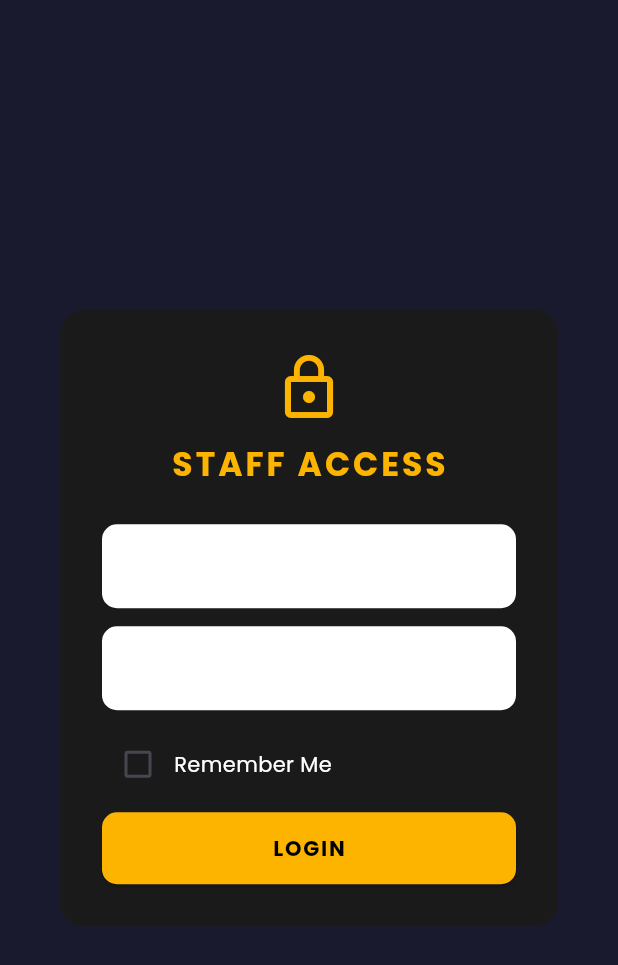
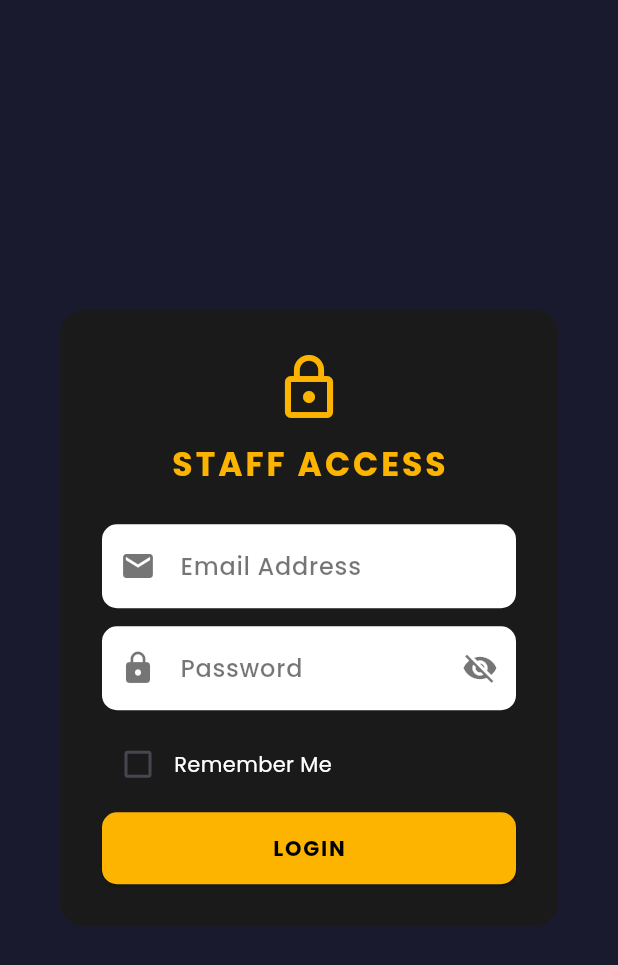
Before and after one commit to singsationglobal/admindashboard, a Flutter app: the AdminLoginDialog widget shown alone on an empty page, opened directly, on a phone screen of 412 x 824 dp. Shown: the top 965 px of the screen. Run offline on Flutter 3.47's test engine with Material 3 defaults, Android fonts, the phone set to English and light mode, and no system bars; our stand-ins replace file_picker, google_fonts, image_picker, shared_preferences; missing offline and left inert: dart:html, dart:ui_web; accounts and stored records are empty; network calls fail.

Commit message:
Update admin_login_dialog.dart

```diff
--- a/lib/widgets/admin_login_dialog.dart
+++ b/lib/widgets/admin_login_dialog.dart
@@ -13,7 +13,7 @@ class _AdminLoginDialogState extends State<AdminLoginDialog> {
   final _password = TextEditingController();
   bool _loading = false;
   bool _obscure = true;
-  bool _rememberMe = false; // Added for Remember Me functionality
+  bool _rememberMe = false;
 
   @override
   void dispose() {
@@ -56,8 +56,7 @@ class _AdminLoginDialogState extends State<AdminLoginDialog> {
         child: Column(
           mainAxisSize: MainAxisSize.min,
           children: [
-            const Icon(Icons.lock_outline,
-                color: Color(0xFFFDB400), size: 48),
+            const Icon(Icons.lock_outline, color: Color(0xFFFDB400), size: 48),
             const SizedBox(height: 12),
             const Text(
               'STAFF ACCESS',
@@ -70,35 +69,49 @@ class _AdminLoginDialogState extends State<AdminLoginDialog> {
             ),
             const SizedBox(height: 24),
 
-            // FIX 1: AutofillGroup triggers browser/PC password managers to save credentials
             AutofillGroup(
               child: Column(
                 children: [
+                  // ─── EMAIL FIELD (Black text on White background) ───
                   TextField(
                     controller: _email,
                     autofillHints: const [AutofillHints.username],
-                    style: const TextStyle(color: Colors.white),
+                    keyboardType: TextInputType.emailAddress,
+                    style: const TextStyle(color: Colors.black, fontWeight: FontWeight.w500),
                     decoration: const InputDecoration(
-                      hintText: 'Email',
-                      hintStyle: TextStyle(color: Colors.white54),
-                      prefixIcon: Icon(Icons.email, color: Colors.white54),
+                      hintText: 'Email Address',
+                      hintStyle: TextStyle(color: Colors.black54),
+                      prefixIcon: Icon(Icons.email, color: Colors.black54),
+                      filled: true,
+                      fillColor: Colors.white, // GUARANTEE: White background so black text is visible
+                      border: OutlineInputBorder(
+                        borderRadius: BorderRadius.all(Radius.circular(10)),
+                        borderSide: BorderSide.none,
+                      ),
                     ),
-                    keyboardType: TextInputType.emailAddress,
                   ),
                   const SizedBox(height: 12),
+
+                  // ─── PASSWORD FIELD (Black text on White background + Eye Icon) ───
                   TextField(
                     controller: _password,
                     autofillHints: const [AutofillHints.password],
                     obscureText: _obscure,
-                    style: const TextStyle(color: Colors.white),
+                    style: const TextStyle(color: Colors.black, fontWeight: FontWeight.w500),
                     decoration: InputDecoration(
                       hintText: 'Password',
-                      hintStyle: const TextStyle(color: Colors.white54),
-                      prefixIcon: const Icon(Icons.key, color: Colors.white54),
+                      hintStyle: const TextStyle(color: Colors.black54),
+                      prefixIcon: const Icon(Icons.lock, color: Colors.black54),
+                      filled: true,
+                      fillColor: Colors.white, // GUARANTEE: White background so black text is visible
+                      border: const OutlineInputBorder(
+                        borderRadius: BorderRadius.all(Radius.circular(10)),
+                        borderSide: BorderSide.none,
+                      ),
                       suffixIcon: IconButton(
                         icon: Icon(
                           _obscure ? Icons.visibility_off : Icons.visibility,
-                          color: Colors.white54,
+                          color: Colors.black54, // Eye icon matches the dark text theme
                         ),
                         onPressed: () => setState(() => _obscure = !_obscure),
                       ),
@@ -110,7 +123,7 @@ class _AdminLoginDialogState extends State<AdminLoginDialog> {
 
             const SizedBox(height: 12),
 
-            // FIX 2: Remember Me Checkbox
+            // ─── REMEMBER ME CHECKBOX ───
             Row(
               children: [
                 Checkbox(
@@ -139,6 +152,9 @@ class _AdminLoginDialogState extends State<AdminLoginDialog> {
                   backgroundColor: const Color(0xFFFDB400),
                   foregroundColor: Colors.black,
                   padding: const EdgeInsets.symmetric(vertical: 14),
+                  shape: RoundedRectangleBorder(
+                    borderRadius: BorderRadius.circular(10),
+                  ),
                 ),
                 child: _loading
                     ? const SizedBox(
```
